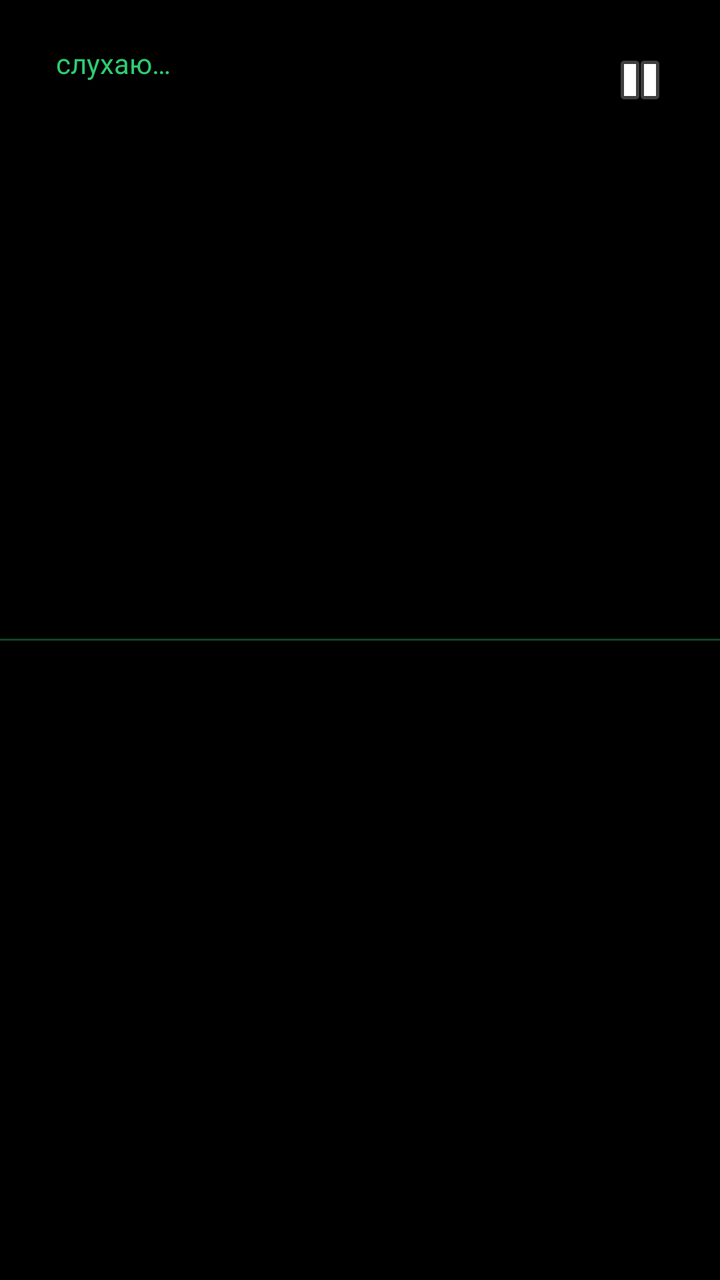
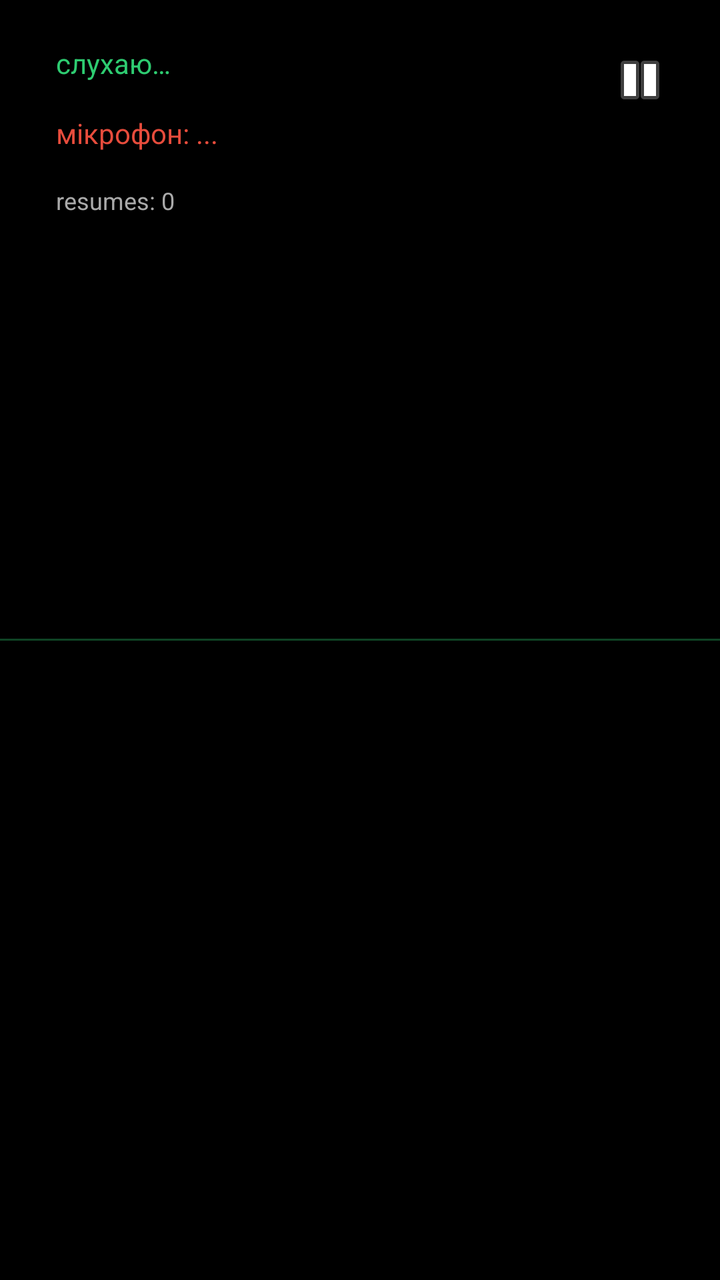

Screens rendered from an Android XML layout before and after an edit, with the pre-edit source and the edit as a unified diff.
<!-- AndroidManifest.xml: activity theme Theme.Teleprompter.Fullscreen -->
<!-- res/layout/activity_prompter.xml -->
<?xml version="1.0" encoding="utf-8"?>
<FrameLayout xmlns:android="http://schemas.android.com/apk/res/android"
    android:layout_width="match_parent"
    android:layout_height="match_parent"
    android:background="@color/black">

    <ScrollView
        android:id="@+id/scrollView"
        android:layout_width="match_parent"
        android:layout_height="match_parent"
        android:scrollbars="none">

        <TextView
            android:id="@+id/textScript"
            android:layout_width="match_parent"
            android:layout_height="wrap_content"
            android:paddingHorizontal="32dp"
            android:paddingTop="400dp"
            android:paddingBottom="600dp"
            android:textColor="@color/white"
            android:lineSpacingMultiplier="1.3" />
    </ScrollView>

    
    <View
        android:layout_width="match_parent"
        android:layout_height="1dp"
        android:layout_gravity="center"
        android:background="#552ECC71" />

    <TextView
        android:id="@+id/textStatus"
        android:layout_width="wrap_content"
        android:layout_height="wrap_content"
        android:layout_gravity="top|start"
        android:layout_margin="16dp"
        android:background="#88000000"
        android:paddingHorizontal="12dp"
        android:paddingVertical="6dp"
        android:text="@string/status_listening"
        android:textColor="@color/accent_green"
        android:textSize="14sp" />

    <ImageButton
        android:id="@+id/btnManualPause"
        android:layout_width="48dp"
        android:layout_height="48dp"
        android:layout_gravity="top|end"
        android:layout_margin="16dp"
        android:background="#88000000"
        android:contentDescription="@string/status_manual_pause"
        android:src="@android:drawable/ic_media_pause" />

</FrameLayout>
<!-- resources referenced by this layout -->
<resources>
  <color name="accent_green">#FF2ECC71</color>
  <color name="black">#FF000000</color>
  <color name="white">#FFFFFFFF</color>
  <string name="status_listening">слухаю…</string>
  <string name="status_manual_pause">ручна пауза</string>
  <style name="Theme.Teleprompter.Fullscreen" parent="Theme.Teleprompter">
          <item name="android:windowFullscreen">true</item>
          <item name="android:windowNoTitle">true</item>
          <item name="android:windowBackground">@color/black</item>
      </style>
  <style name="Theme.Teleprompter" parent="Theme.MaterialComponents.DayNight.NoActionBar">
          <item name="colorPrimary">@color/accent_green</item>
          <item name="colorPrimaryDark">@color/black</item>
          <item name="colorAccent">@color/accent_green</item>
          <item name="android:windowBackground">@color/bg_dark</item>
      </style>
  <color name="bg_dark">#FF121212</color>
</resources>

<!-- the commit's change to res/layout/activity_prompter.xml (unified diff, before → after) -->
@@ -28,18 +28,49 @@
         android:layout_gravity="center"
         android:background="#552ECC71" />
 
-    <TextView
-        android:id="@+id/textStatus"
+    <LinearLayout
         android:layout_width="wrap_content"
         android:layout_height="wrap_content"
         android:layout_gravity="top|start"
         android:layout_margin="16dp"
-        android:background="#88000000"
-        android:paddingHorizontal="12dp"
-        android:paddingVertical="6dp"
-        android:text="@string/status_listening"
-        android:textColor="@color/accent_green"
-        android:textSize="14sp" />
+        android:orientation="vertical">
+
+        <TextView
+            android:id="@+id/textStatus"
+            android:layout_width="wrap_content"
+            android:layout_height="wrap_content"
+            android:background="#88000000"
+            android:paddingHorizontal="12dp"
+            android:paddingVertical="6dp"
+            android:text="@string/status_listening"
+            android:textColor="@color/accent_green"
+            android:textSize="14sp" />
+
+        <TextView
+            android:id="@+id/textMicAlive"
+            android:layout_width="wrap_content"
+            android:layout_height="wrap_content"
+            android:layout_marginTop="4dp"
+            android:background="#88000000"
+            android:paddingHorizontal="12dp"
+            android:paddingVertical="6dp"
+            android:text="мікрофон: ..."
+            android:textColor="@color/accent_red"
+            android:textSize="14sp" />
+
+        <TextView
+            android:id="@+id/textLifecycle"
+            android:layout_width="wrap_content"
+            android:layout_height="wrap_content"
+            android:layout_marginTop="4dp"
+            android:background="#88000000"
+            android:paddingHorizontal="12dp"
+            android:paddingVertical="6dp"
+            android:text="resumes: 0"
+            android:textColor="#AAAAAA"
+            android:textSize="12sp" />
+
+    </LinearLayout>
 
     <ImageButton
         android:id="@+id/btnManualPause"
<!-- resource entries referenced after the edit -->
@@ -1,6 +1,7 @@
 <!-- resources referenced by this layout -->
 <resources>
   <color name="accent_green">#FF2ECC71</color>
+  <color name="accent_red">#FFE74C3C</color>
   <color name="black">#FF000000</color>
   <color name="white">#FFFFFFFF</color>
   <string name="status_listening">слухаю…</string>
